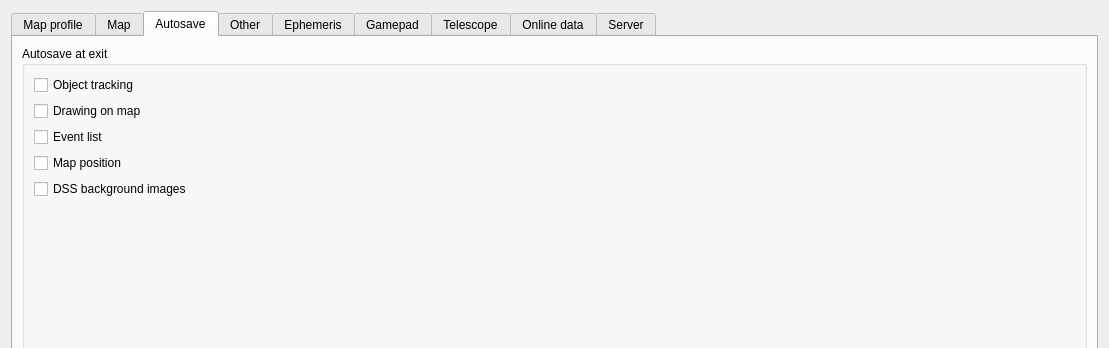
The window that csetting.ui (PavelMr/skytechx) describes before a commit, drawn with Qt 5; both pictures show x 0 to 1109 and y 0 to 348 of the 1109 by 737 pixel window.
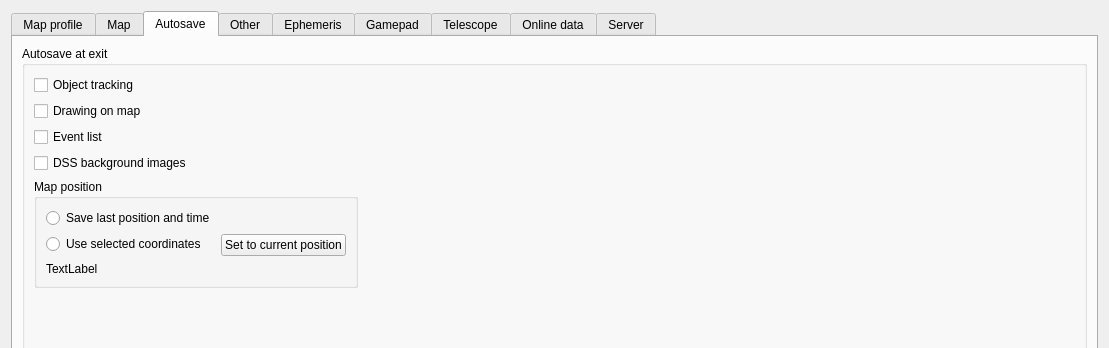
The same window after the commit. The open tabs and pages were chosen to show the change. Icons and pictures are not drawn. Custom widgets are drawn as their Qt base class.

Commit message: Startup map position

What changed in the file:
```diff
--- a/csetting.ui
+++ b/csetting.ui
@@ -4506,13 +4506,6 @@
                 </property>
                </widget>
               </item>
-              <item>
-               <widget class="QCheckBox" name="checkBox_12">
-                <property name="text">
-                 <string>Map position</string>
-                </property>
-               </widget>
-              </item>
               <item>
                <widget class="QCheckBox" name="checkBox_19">
                 <property name="text">
@@ -4520,21 +4513,79 @@
                 </property>
                </widget>
               </item>
+             </layout>
+            </item>
+            <item>
+             <layout class="QHBoxLayout" name="horizontalLayout_36">
               <item>
-               <spacer name="verticalSpacer_2">
+               <widget class="QGroupBox" name="groupBox_40">
+                <property name="title">
+                 <string>Map position</string>
+                </property>
+                <layout class="QVBoxLayout" name="verticalLayout_118">
+                 <item>
+                  <layout class="QFormLayout" name="formLayout_23">
+                   <item row="2" column="0">
+                    <widget class="QRadioButton" name="rb_pos_last">
+                     <property name="text">
+                      <string>Save last position and time</string>
+                     </property>
+                    </widget>
+                   </item>
+                   <item row="3" column="0">
+                    <widget class="QRadioButton" name="rb_pos_sel">
+                     <property name="text">
+                      <string>Use selected coordinates</string>
+                     </property>
+                    </widget>
+                   </item>
+                   <item row="3" column="1">
+                    <widget class="QPushButton" name="pushButton_77">
+                     <property name="text">
+                      <string>Set to current position</string>
+                     </property>
+                    </widget>
+                   </item>
+                   <item row="4" column="0" colspan="2">
+                    <widget class="QLabel" name="label_pos_map">
+                     <property name="text">
+                      <string>TextLabel</string>
+                     </property>
+                    </widget>
+                   </item>
+                  </layout>
+                 </item>
+                </layout>
+               </widget>
+              </item>
+              <item>
+               <spacer name="horizontalSpacer">
                 <property name="orientation">
-                 <enum>Qt::Vertical</enum>
+                 <enum>Qt::Horizontal</enum>
                 </property>
                 <property name="sizeHint" stdset="0">
                  <size>
-                  <width>20</width>
-                  <height>40</height>
+                  <width>40</width>
+                  <height>20</height>
                  </size>
                 </property>
                </spacer>
               </item>
              </layout>
             </item>
+            <item>
+             <spacer name="verticalSpacer_2">
+              <property name="orientation">
+               <enum>Qt::Vertical</enum>
+              </property>
+              <property name="sizeHint" stdset="0">
+               <size>
+                <width>20</width>
+                <height>40</height>
+               </size>
+              </property>
+             </spacer>
+            </item>
            </layout>
           </widget>
          </item>
@@ -6039,6 +6090,12 @@
   </layout>
  </widget>
  <customwidgets>
+  <customwidget>
+   <class>CSimpleList</class>
+   <extends>QListView</extends>
+   <header>csimplelist.h</header>
+   <container>1</container>
+  </customwidget>
   <customwidget>
    <class>CFontColorButton</class>
    <extends>QPushButton</extends>
@@ -6061,12 +6118,6 @@
    <header>cstarexample.h</header>
    <container>1</container>
   </customwidget>
-  <customwidget>
-   <class>CSimpleList</class>
-   <extends>QWidget</extends>
-   <header>csimplelist.h</header>
-   <container>1</container>
-  </customwidget>
  </customwidgets>
  <resources>
   <include location="resource.qrc"/>
```
Left out of the diff: 6 changed lines with no effect on the pictures. The commit also changes 11 other files.
